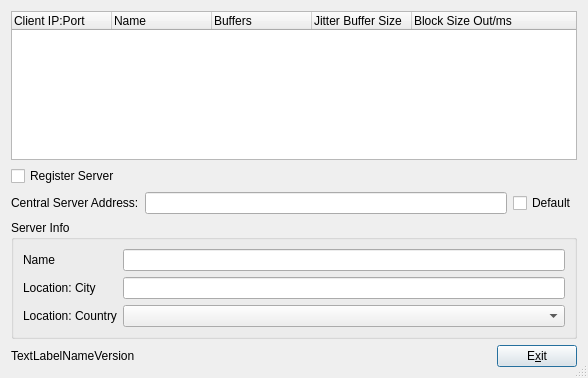
The window that src/llconserverdlgbase.ui (jamulussoftware/jamulus) describes before a commit, drawn with Qt 5.
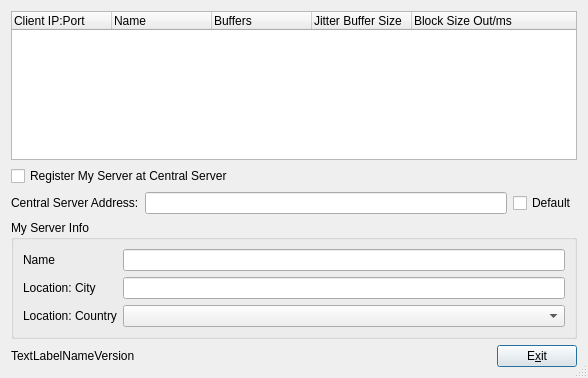
The same window after the commit. Icons and pictures are not drawn.

Commit message: support for setting predefined server in the server list by the command line arguments, bug fix with connection dialog if no country is given but a city, started work for unregistering server

What changed in the file:
```diff
--- a/src/llconserverdlgbase.ui
+++ b/src/llconserverdlgbase.ui
@@ -54,7 +54,7 @@
    <item>
     <widget class="QCheckBox" name="cbRegisterServer" >
      <property name="text" >
-      <string>Register Server</string>
+      <string>Register My Server at Central Server</string>
      </property>
     </widget>
    </item>
@@ -82,7 +82,7 @@
    <item>
     <widget class="QGroupBox" name="GroupBoxServerInfo" >
      <property name="title" >
-      <string>Server Info</string>
+      <string>My Server Info</string>
      </property>
      <layout class="QHBoxLayout" >
       <item>
```
The commit also changes 8 other files.
